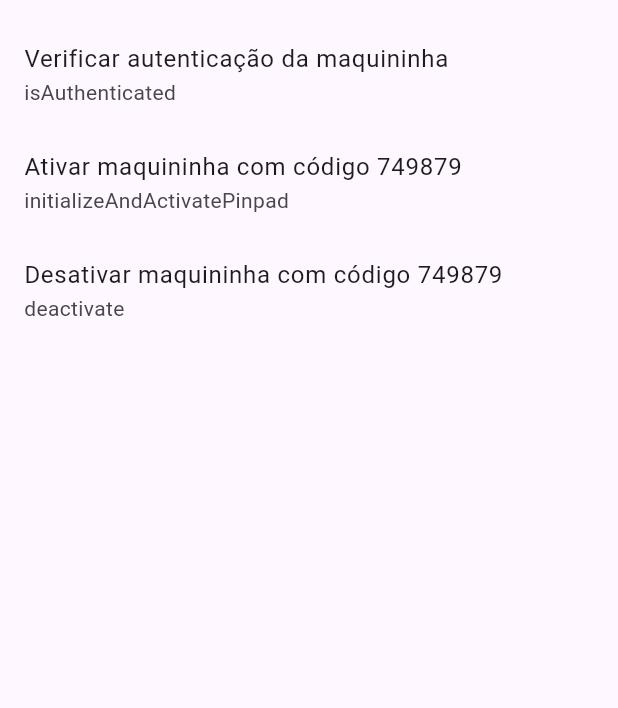
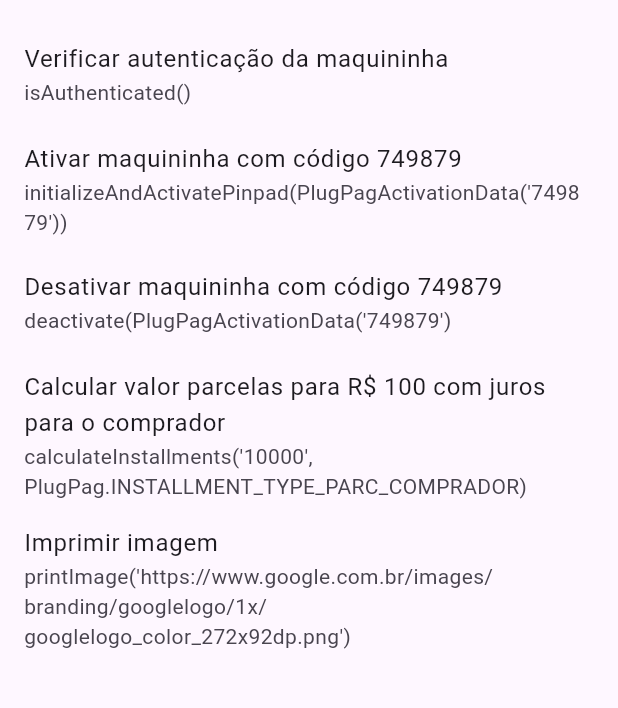
Before and after one commit to leandrofabianjr/pagseguro_plugpag_flutter, a Flutter app: the screen it shows after launch, on a phone screen of 412 x 824 dp, the part 63-771 px from its top. Run offline on Flutter 3.47's test engine with Material 3 defaults, Android fonts, the phone set to English and light mode, and no system bars; our stand-ins replace plugin_platform_interface.

Commit message:
Implementado métodos de cálculo de parcelas e impressão de arquivo de imagem

```diff
--- a/example/lib/main.dart
+++ b/example/lib/main.dart
@@ -1,5 +1,10 @@
+import 'dart:async';
+import 'dart:io';
+
 import 'package:flutter/material.dart';
+import 'package:http/http.dart' show get;
 import 'package:pagseguro_plugpag_flutter/pagseguro_plugpag_flutter.dart';
+import 'package:path_provider/path_provider.dart';
 
 void main() {
   runApp(const MaterialApp(home: PagseguroPlugpagFlutterExample()));
@@ -16,6 +21,9 @@ class PagseguroPlugpagFlutterExample extends StatefulWidget {
 class _PagseguroPlugpagFlutterExampleState
     extends State<PagseguroPlugpagFlutterExample> {
   final _plugPag = PlugPag();
+
+  final _testImageUrl =
+      'https://github.githubassets.com/assets/GitHub-Mark-ea2971cee799.png';
 
   callMethod(Future<Widget> Function() callback) {
     showDialog(
@@ -37,16 +45,25 @@ class _PagseguroPlugpagFlutterExampleState
     );
   }
 
+  Future<String> get _imageFilePath async {
+    var response = await get(Uri.parse(_testImageUrl));
+    final directory = (await getExternalCacheDirectories())![0].path;
+    File imgFile = File('$directory/to-print.png');
+    await imgFile.writeAsBytes(response.bodyBytes);
+    return imgFile.path;
+  }
+
   @override
   Widget build(BuildContext context) {
     return Scaffold(
       appBar: AppBar(
         title: const Text('pagseguro_plugpag_flutter'),
       ),
-      body: ListView(children: [
+      body: ListView(
+        children: [
           ListTile(
             title: const Text('Verificar autenticação da maquininha'),
-          subtitle: const Text('isAuthenticated'),
+            subtitle: const Text('isAuthenticated()'),
             onTap: () => callMethod(
               () => _plugPag.isAuthenticated().then((value) =>
                   Text('Maquininha ${value ? '' : ' não'} autenticada')),
@@ -54,7 +71,9 @@ class _PagseguroPlugpagFlutterExampleState
           ),
           ListTile(
             title: const Text('Ativar maquininha com código 749879'),
-          subtitle: const Text('initializeAndActivatePinpad'),
+            subtitle: const Text(
+              'initializeAndActivatePinpad(PlugPagActivationData(\'749879\'))',
+            ),
             onTap: () => callMethod(
               () => _plugPag
                   .initializeAndActivatePinpad(PlugPagActivationData('749879'))
@@ -62,14 +81,17 @@ class _PagseguroPlugpagFlutterExampleState
                 if (value.result == PlugPag.RET_OK) {
                   return const Text('Maquininha ativada');
                 } else {
-                return Text('Erro: ${value.errorCode} - ${value.errorMessage}');
+                  return Text(
+                      'Erro: ${value.errorCode} - ${value.errorMessage}');
                 }
               }),
             ),
           ),
           ListTile(
             title: const Text('Desativar maquininha com código 749879'),
-          subtitle: const Text('deactivate'),
+            subtitle: const Text(
+              'deactivate(PlugPagActivationData(\'749879\')',
+            ),
             onTap: () => callMethod(
               () => _plugPag
                   .deactivate(PlugPagActivationData('749879'))
@@ -77,12 +99,53 @@ class _PagseguroPlugpagFlutterExampleState
                 if (value.result == PlugPag.RET_OK) {
                   return const Text('Maquininha desativada');
                 } else {
-                return Text('Erro: ${value.errorCode} - ${value.errorMessage}');
+                  return Text(
+                      'Erro: ${value.errorCode} - ${value.errorMessage}');
                 }
               }),
             ),
+          ),
+          ListTile(
+            title: const Text(
+                'Calcular valor parcelas para R\$ 100 com juros para o comprador'),
+            subtitle: const Text(
+              'calculateInstallments(\'10000\', PlugPag.INSTALLMENT_TYPE_PARC_COMPRADOR)',
+            ),
+            onTap: () => callMethod(
+              () => _plugPag
+                  .calculateInstallments(
+                    '10000',
+                    PlugPag.INSTALLMENT_TYPE_PARC_COMPRADOR,
                   )
-      ]),
+                  .then((value) => Column(
+                        children: value
+                            .map((e) => Text(
+                                '${e.quantity} x R\$ ${e.amountDouble} = R\$ ${e.totalDouble}'))
+                            .toList(),
+                      )),
+            ),
+          ),
+          ListTile(
+            title: const Text('Imprimir imagem'),
+            subtitle: const Text(
+                'printImage(\'https://www.google.com.br/images/branding/googlelogo/1x/googlelogo_color_272x92dp.png\')'),
+            onTap: () => callMethod(
+              () => _imageFilePath
+                  .then((filePath) => _plugPag.printFromFile(
+                        PlugPagPrinterData(filePath, 4, 10),
+                      ))
+                  .then((value) {
+                if (value.result == PlugPag.RET_OK) {
+                  return Text(
+                      'Imagem impressa: ${value.message} - ${value.result} - ${value.steps}');
+                } else {
+                  return Text('Erro: ${value.errorCode} - ${value.message}');
+                }
+              }),
+            ),
+          ),
+        ],
+      ),
     );
   }
 }
--- a/example/pubspec.yaml
+++ b/example/pubspec.yaml
@@ -28,6 +28,8 @@ dependencies:
   # The following adds the Cupertino Icons font to your application.
   # Use with the CupertinoIcons class for iOS style icons.
   cupertino_icons: ^1.0.8
+  http: ^1.2.1
+  path_provider: ^2.1.3
 
 dev_dependencies:
   integration_test:
--- a/lib/src/pagseguro_plugpag_flutter_method_channel.dart
+++ b/lib/src/pagseguro_plugpag_flutter_method_channel.dart
@@ -1,6 +1,6 @@
 import 'package:flutter/foundation.dart';
 import 'package:flutter/services.dart';
-import 'package:pagseguro_plugpag_flutter/src/utils/mixins/to_method_channel.dart';
+import 'package:pagseguro_plugpag_flutter/src/utils/interfaces/plug_pag_class_data.dart';
 
 import 'pagseguro_plugpag_flutter_platform_interface.dart';
 
@@ -18,7 +18,7 @@ class MethodChannelPagseguroPlugpagFlutter
       methodChannel.invokeMethod(
         methodName,
         methodParams
-            ?.map((p) => p is ToMethodChannel ? p.toMethodChannel() : p)
+            ?.map((p) => p is PlugPagClassData ? p.toMethodChannel() : p)
             .toList(),
       );
 }
--- a/lib/src/plug_pag_datas.dart
+++ b/lib/src/plug_pag_datas.dart
@@ -1,16 +1,20 @@
-import 'package:pagseguro_plugpag_flutter/src/utils/mixins/to_method_channel.dart';
+import 'package:pagseguro_plugpag_flutter/src/utils/interfaces/plug_pag_class_data.dart';
 
-class PlugPagActivationData with ToMethodChannel {
+class PlugPagActivationData extends PlugPagClassData {
   final String activationCode;
+  PlugPagActivationData(this.activationCode);
+  @override
+  String get className => 'PlugPagActivationData';
+  @override
+  List get params => [activationCode];
+}
 
-  PlugPagActivationData(this.activationCode);
-
+class PlugPagPrinterData extends PlugPagClassData {
+  final String filePath;
+  final int printerQuality, steps;
+  PlugPagPrinterData(this.filePath, this.printerQuality, this.steps);
   @override
-  Map<String, dynamic> toMethodChannel() {
-    return {
-      "ppf_class":
-          "br.com.uol.pagseguro.plugpagservice.wrapper.PlugPagActivationData",
-      "ppf_params": [activationCode]
-    };
-  }
+  String get className => 'PlugPagPrinterData';
+  @override
+  List get params => [filePath, printerQuality, steps];
 }
--- /dev/null
+++ b/lib/src/utils/interfaces/plug_pag_class_data.dart
@@ -0,0 +1,10 @@
+abstract class PlugPagClassData {
+  final String _packageName = "br.com.uol.pagseguro.plugpagservice.wrapper";
+
+  String get className;
+  List<dynamic> get params;
+
+  Map<String, dynamic> toMethodChannel() {
+    return {"ppf_class": "$_packageName.$className", "ppf_params": params};
+  }
+}
--- a/lib/src/utils/mixins/to_method_channel.dart
+++ /dev/null
@@ -1,3 +0,0 @@
-mixin ToMethodChannel {
-  Map<String, dynamic> toMethodChannel();
-}
```
Also changed, not shown: lib/src/plug_pag_methods.dart (+21 -0 lines), lib/src/plug_pag_results.dart (+47 -12 lines), example/pubspec.lock, 1 other file. Lines whose indentation alone changed are shown as unchanged.
